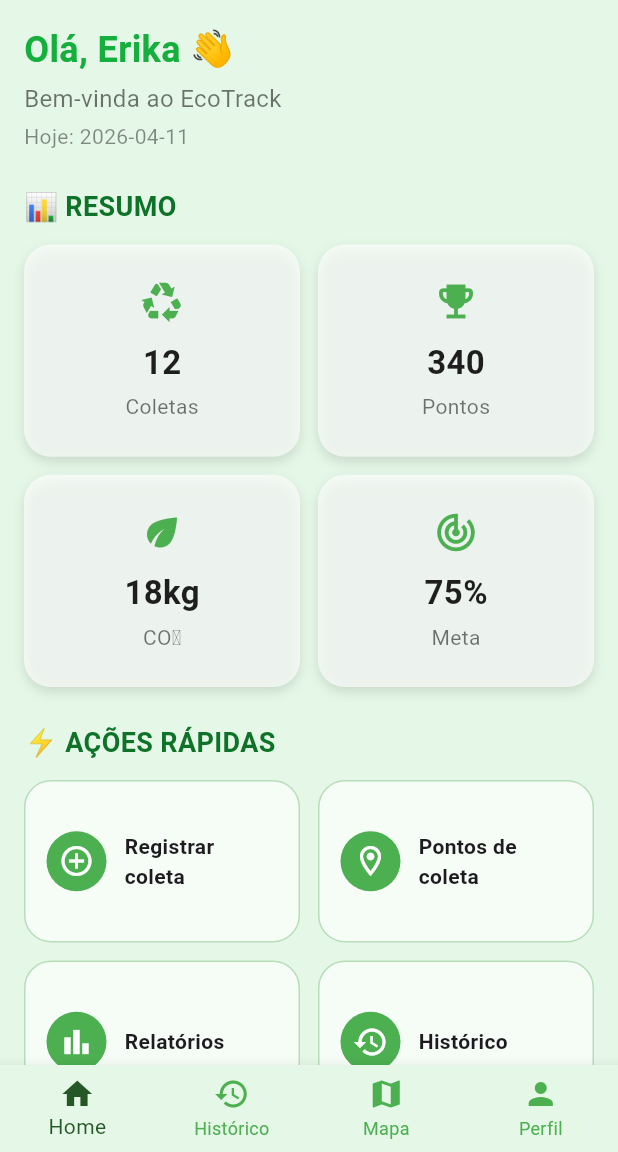
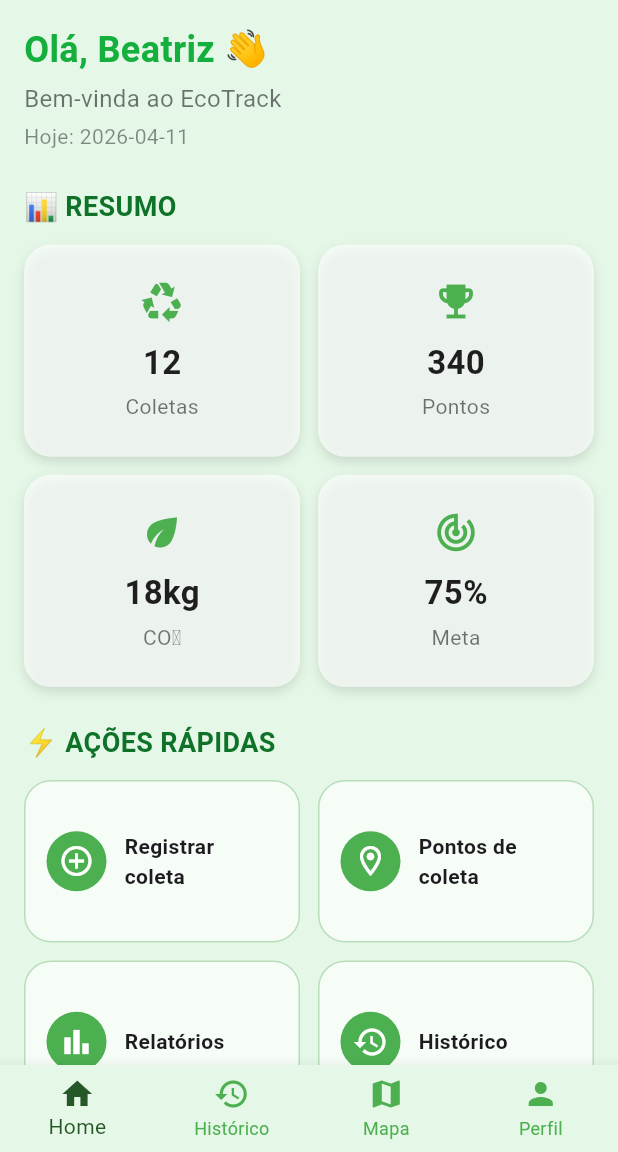
Before and after one commit to batistbz/pam_bea2, a Flutter app: the screen it shows after launch, after a tap on "Entrar", on a phone screen of 412 x 824 dp, the part 84-1236 px from its top. Run offline on Flutter 3.47's test engine with Material 3 defaults, Android fonts, the phone set to English and light mode, and no system bars.

Commit message:
ultimos detalhes

```diff
--- a/appeco/lib/screens/home_screen.dart
+++ b/appeco/lib/screens/home_screen.dart
@@ -13,7 +13,7 @@ class HomeScreen extends StatefulWidget {
 class _HomeScreenState extends State<HomeScreen> {
   int _currentIndex = 0;
 
-  final String userName = 'Erika';
+  final String userName = 'Beatriz'; // string que diz qual nome irá aparecer quando citada
 
   @override
   Widget build(BuildContext context) {
--- a/appeco/lib/widgets/atividade_item_card.dart
+++ b/appeco/lib/widgets/atividade_item_card.dart
@@ -20,7 +20,7 @@ class AtividadeItem extends StatelessWidget {
     return Container(
       padding: const EdgeInsets.symmetric(horizontal: 14, vertical: 14),
       decoration: BoxDecoration(
-        color: Colors.white,
+        color: const Color.fromARGB(201, 255, 255, 255),
         borderRadius: BorderRadius.circular(16),
         boxShadow: const [
           BoxShadow(
```
